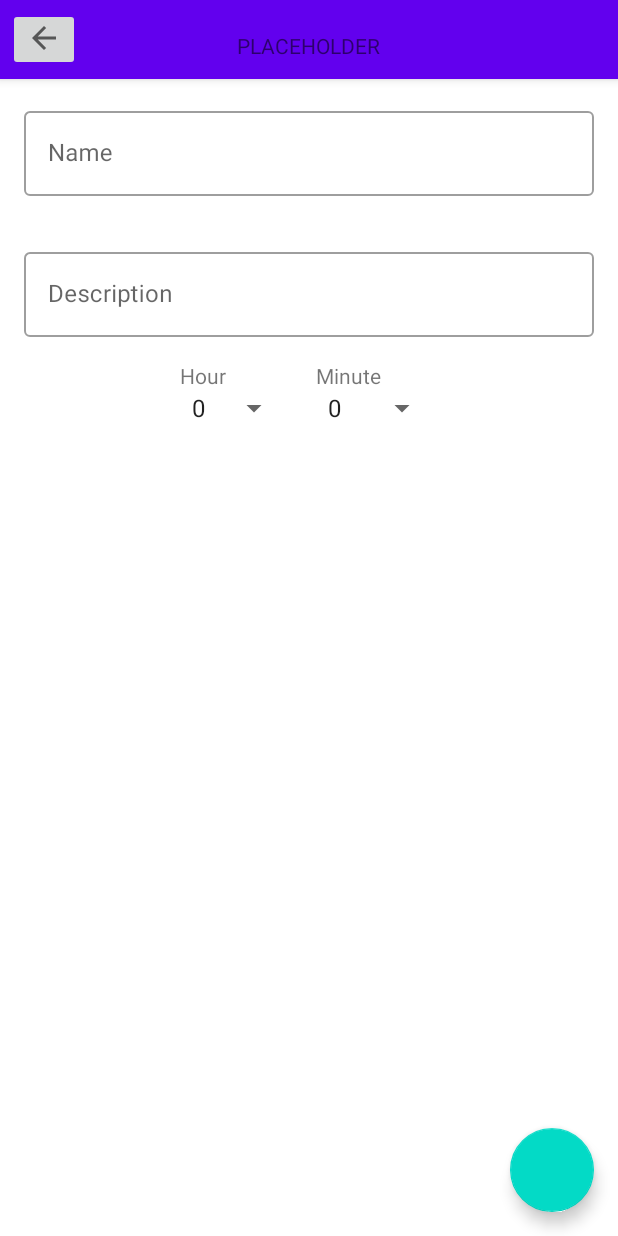
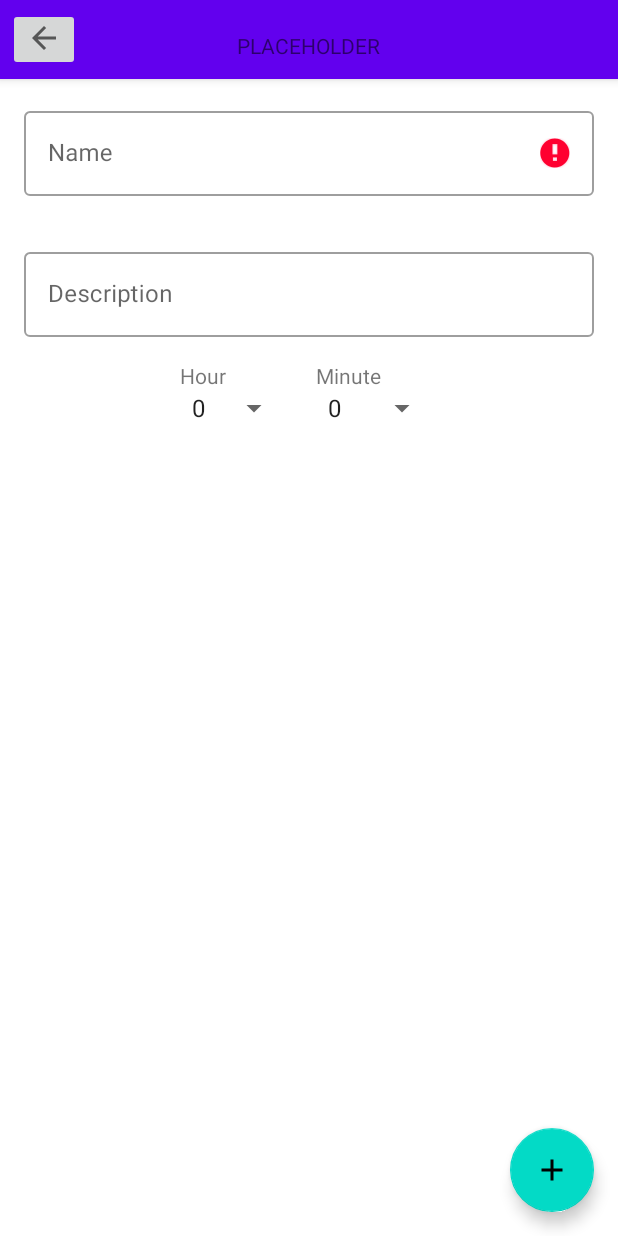
Before and after one commit to Oktawski/tasks-and-habits-android, an Android app: the fragment HabitAddFragment placed in its activity, after a tap on an icon or button, on a phone screen of 412 x 824 dp. Run offline under Robolectric (Android 15) with nearby library versions, the phone set to English and light mode, and no system bars; our stand-ins replace Room's generated code; 1 statement that could not run was skipped.

Commit message:
Implemented ViewHelper
It's interface to work with views

```diff
--- a/app/src/main/java/com/example/tah/models/Habit.kt
+++ b/app/src/main/java/com/example/tah/models/Habit.kt
@@ -7,7 +7,7 @@ import androidx.room.PrimaryKey
 import com.example.tah.R
 
 @Entity(tableName = "Habits")
-class Habit(
+data class Habit(
     @PrimaryKey(autoGenerate = true) val id: Long?,
 
     @ColumnInfo(name = "name")
@@ -24,8 +24,6 @@ class Habit(
 
     @ColumnInfo(name = "isComplete") val isComplete: Boolean = false
 ) {
-    constructor(name: String, description: String?, timesInWeek: Int?, timesDone: Int?, sessionLength: Int?, isComplete: Boolean)
-    :this(null, name, description, timesInWeek, timesDone, sessionLength, isComplete )
 
     companion object: ViewType{
         override  fun getAddView(): Int{
--- a/app/src/main/java/com/example/tah/ui/habit/HabitAddFragment.kt
+++ b/app/src/main/java/com/example/tah/ui/habit/HabitAddFragment.kt
@@ -10,10 +10,12 @@ import android.widget.ArrayAdapter
 import android.widget.Spinner
 import android.widget.Toast
 import com.example.tah.R
+import com.example.tah.utilities.ViewHelper
+import com.example.tah.utilities.ViewInits
 import com.google.android.material.floatingactionbutton.FloatingActionButton
 import com.google.android.material.textfield.TextInputEditText
 
-class HabitAddFragment : Fragment() {
+class HabitAddFragment : Fragment(), ViewInits, ViewHelper {
 
     private lateinit var name: TextInputEditText
     private lateinit var description: TextInputEditText
@@ -43,14 +45,24 @@ class HabitAddFragment : Fragment() {
         return view
     }
 
-    private fun initOnClickListeners(){
+    override fun initOnClickListeners(){
         hourSpinner.onItemSelectedListener = createOnItemSelectedListener(hours)
         minuteSpinner.onItemSelectedListener = createOnItemSelectedListener(minutes)
 
         fabAdd.setOnClickListener {
-            val text = "Hour: $hour \n Minute: $minute"
-            Toast.makeText(requireActivity(), text, Toast.LENGTH_SHORT).show()
+            if(name.text.isNullOrEmpty()){
+                showErrorMessages(name)
+            }
+            else {
+                val text = "Hour: $hour \n Minute: $minute"
+                Toast.makeText(requireActivity(), text, Toast.LENGTH_SHORT).show()
+            }
         }
+    }
+
+    override fun initViewModelObservables() {
+
+
     }
 
     private fun initSpinnerAdapters(){
--- a/app/src/main/java/com/example/tah/ui/task/TaskAddFragment.kt
+++ b/app/src/main/java/com/example/tah/ui/task/TaskAddFragment.kt
@@ -12,10 +12,11 @@ import com.example.tah.utilities.ViewInits
 import com.example.tah.models.Task
 import com.example.tah.viewModels.TaskViewModel
 import com.example.tah.utilities.State
+import com.example.tah.utilities.ViewHelper
 import com.google.android.material.floatingactionbutton.FloatingActionButton
 import com.google.android.material.textfield.TextInputEditText
 
-class TaskAddFragment: Fragment(R.layout.add_task_fragment), ViewInits {
+class TaskAddFragment: Fragment(R.layout.add_task_fragment), ViewInits, ViewHelper {
 
     private lateinit var viewModel: TaskViewModel
     private lateinit var name: TextInputEditText
@@ -56,7 +57,7 @@ class TaskAddFragment: Fragment(R.layout.add_task_fragment), ViewInits {
                 viewModel.add(Task(nameText, descriptionText, false))
             }
             else{
-                name.error = "Cannot be blank"
+                showErrorMessages(name)
             }
         }
     }
--- /dev/null
+++ b/app/src/main/java/com/example/tah/utilities/ViewHelper.kt
@@ -0,0 +1,15 @@
+package com.example.tah.utilities
+
+import android.view.View
+import com.google.android.material.textfield.TextInputEditText
+
+interface ViewHelper {
+
+    fun showErrorMessages(vararg view: View){
+        for(v in view){
+            if(v is TextInputEditText && v.text.isNullOrEmpty()){
+                v.error = "Cannot be blank"
+            }
+        }
+    }
+}
--- a/app/src/main/res/layout/add_habit_fragment.xml
+++ b/app/src/main/res/layout/add_habit_fragment.xml
@@ -101,6 +101,7 @@
         android:layout_alignParentRight="true"
         android:layout_margin="@dimen/fab_margin"
         app:layout_anchorGravity="end|bottom"
-        app:layout_anchor="@id/scrollView"/>
+        app:layout_anchor="@id/scrollView"
+        android:src="@drawable/ic_add_24px"/>
 
 </androidx.coordinatorlayout.widget.CoordinatorLayout>
```
